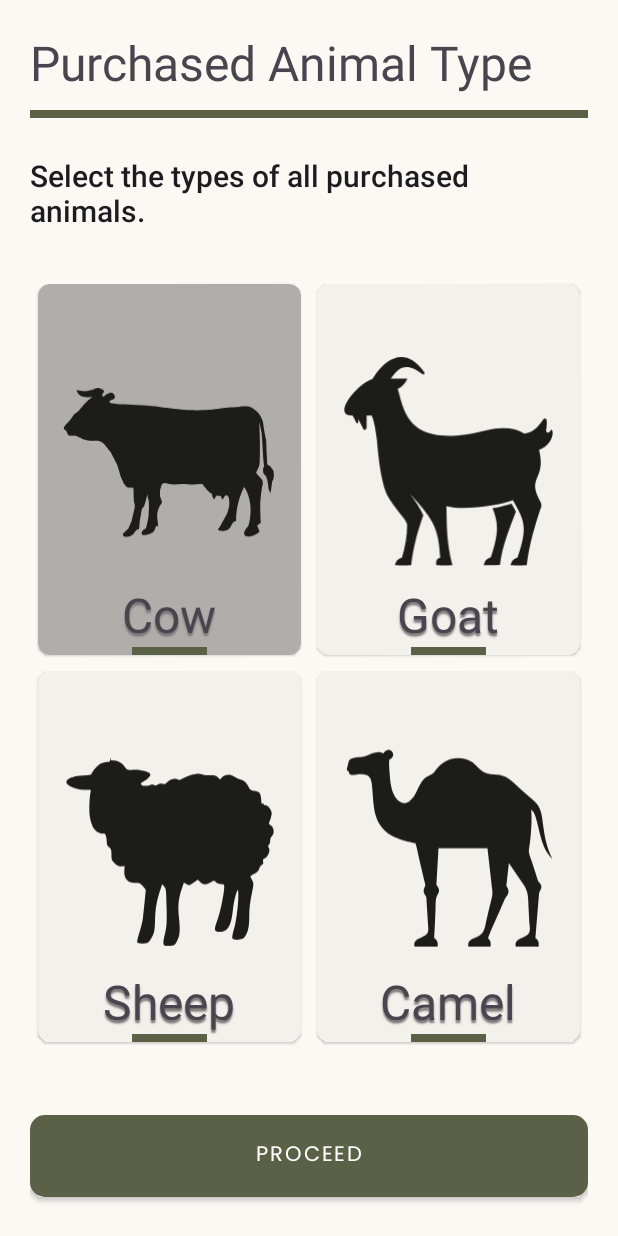
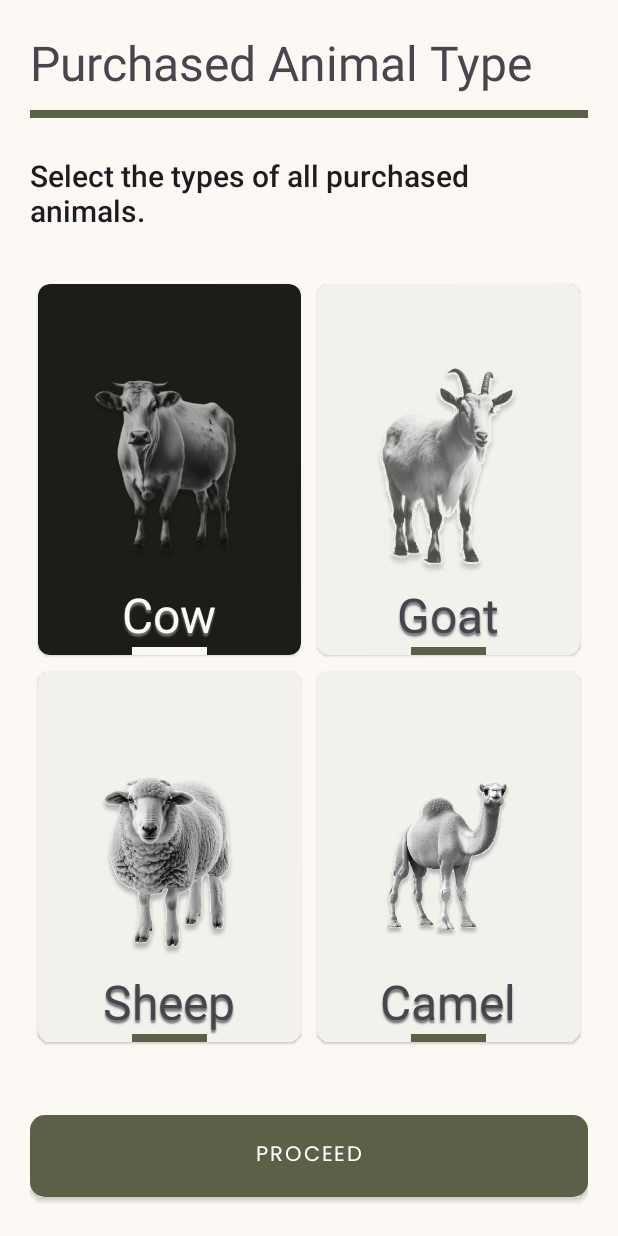
Before and after one commit to AhmedTHossain/haatbazaar, an Android app: the screen it shows after launch (MainActivity), after a tap on "Cow", on a phone screen of 412 x 824 dp. Run offline under Robolectric (Android 15) with nearby library versions, the phone set to English and light mode, and no system bars.

Commit message:
fix: change category image to real image

```diff
--- a/app/src/main/java/com/apptechbd/haatbazaar/adapters/CategoriesAdapter.java
+++ b/app/src/main/java/com/apptechbd/haatbazaar/adapters/CategoriesAdapter.java
@@ -68,7 +68,9 @@ public class CategoriesAdapter extends RecyclerView.Adapter<CategoriesAdapter.Vi
     @Override
     public void onBindViewHolder(@NonNull CategoriesAdapter.ViewHolder holder, int position) {
         if (categories.get(position).isSelected()) {
-            holder.getRootLayout().setCardBackgroundColor(ResourcesCompat.getColor(holder.getRootLayout().getResources(), R.color.checked_md_card_color, null));
+            holder.getRootLayout().setCardBackgroundColor(ResourcesCompat.getColor(holder.getRootLayout().getResources(), R.color.md_theme_onSurface, null));
+            holder.textView.setTextColor(ResourcesCompat.getColor(holder.getRootLayout().getResources(), R.color.md_theme_surface, null));
+            holder.view.setBackgroundColor(ResourcesCompat.getColor(holder.getRootLayout().getResources(), R.color.md_theme_surface, null));
         }
         holder.getRootLayout().setOnClickListener(new View.OnClickListener() {
             @Override
@@ -89,12 +91,14 @@ public class CategoriesAdapter extends RecyclerView.Adapter<CategoriesAdapter.Vi
         private ImageView imageView;
         private TextView textView;
         private MaterialCardView rootLayout;
+        private View view;
 
         public ViewHolder(@NonNull View itemView) {
             super(itemView);
             textView = itemView.findViewById(R.id.text_category);
             imageView = itemView.findViewById(R.id.image_category);
             rootLayout = itemView.findViewById(R.id.cardview);
+            view = itemView.findViewById(R.id.view);
         }
 
         public ImageView getImageView() {
@@ -120,5 +124,13 @@ public class CategoriesAdapter extends RecyclerView.Adapter<CategoriesAdapter.Vi
         public void setRootLayout(MaterialCardView rootLayout) {
             this.rootLayout = rootLayout;
         }
+
+        public View getView() {
+            return view;
+        }
+
+        public void setView(View view) {
+            this.view = view;
+        }
     }
 }
--- a/app/src/main/res/layout/row_category_camel.xml
+++ b/app/src/main/res/layout/row_category_camel.xml
@@ -19,7 +19,7 @@
             android:layout_width="150dp"
             android:layout_height="150dp"
             android:scaleType="fitCenter"
-            android:src="@drawable/icon_camel"
+            android:src="@drawable/image_camel"
             app:layout_constraintBottom_toBottomOf="parent"
             app:layout_constraintStart_toStartOf="parent"
             app:layout_constraintTop_toTopOf="parent" />
@@ -44,6 +44,7 @@
                 android:shadowRadius="1"/>
 
             <View
+                android:id="@+id/view"
                 android:layout_width="50dp"
                 android:layout_height="5dp"
                 android:background="@color/md_theme_primary"
--- a/app/src/main/res/layout/row_category_cow.xml
+++ b/app/src/main/res/layout/row_category_cow.xml
@@ -19,7 +19,7 @@
             android:layout_width="150dp"
             android:layout_height="150dp"
             android:scaleType="fitCenter"
-            android:src="@drawable/icon_cow"
+            android:src="@drawable/image_cow"
             app:layout_constraintBottom_toBottomOf="parent"
             app:layout_constraintStart_toStartOf="parent"
             app:layout_constraintTop_toTopOf="parent" />
@@ -44,6 +44,7 @@
                 android:shadowRadius="1"/>
 
             <View
+                android:id="@+id/view"
                 android:layout_width="50dp"
                 android:layout_height="5dp"
                 android:background="@color/md_theme_primary"
--- a/app/src/main/res/layout/row_category_goat.xml
+++ b/app/src/main/res/layout/row_category_goat.xml
@@ -19,7 +19,7 @@
             android:layout_width="150dp"
             android:layout_height="150dp"
             android:scaleType="fitCenter"
-            android:src="@drawable/icon_goat"
+            android:src="@drawable/image_goat"
             app:layout_constraintBottom_toBottomOf="parent"
             app:layout_constraintStart_toStartOf="parent"
             app:layout_constraintTop_toTopOf="parent" />
@@ -44,6 +44,7 @@
                 android:text="@string/goat" />
 
             <View
+                android:id="@+id/view"
                 android:layout_width="50dp"
                 android:layout_height="5dp"
                 android:layout_gravity="center"
--- a/app/src/main/res/layout/row_category_sheep.xml
+++ b/app/src/main/res/layout/row_category_sheep.xml
@@ -19,7 +19,7 @@
             android:layout_width="150dp"
             android:layout_height="150dp"
             android:scaleType="fitCenter"
-            android:src="@drawable/icon_sheep"
+            android:src="@drawable/image_sheep"
             app:layout_constraintBottom_toBottomOf="parent"
             app:layout_constraintStart_toStartOf="parent"
             app:layout_constraintTop_toTopOf="parent" />
@@ -44,6 +44,7 @@
                 android:shadowRadius="1"/>
 
             <View
+                android:id="@+id/view"
                 android:layout_width="50dp"
                 android:layout_height="5dp"
                 android:background="@color/md_theme_primary"
```
Also changed, not shown: app/src/main/res/drawable/image_camel.png, app/src/main/res/drawable/image_cow.png, app/src/main/res/drawable/image_goat.png, app/src/main/res/drawable/image_sheep.png.
